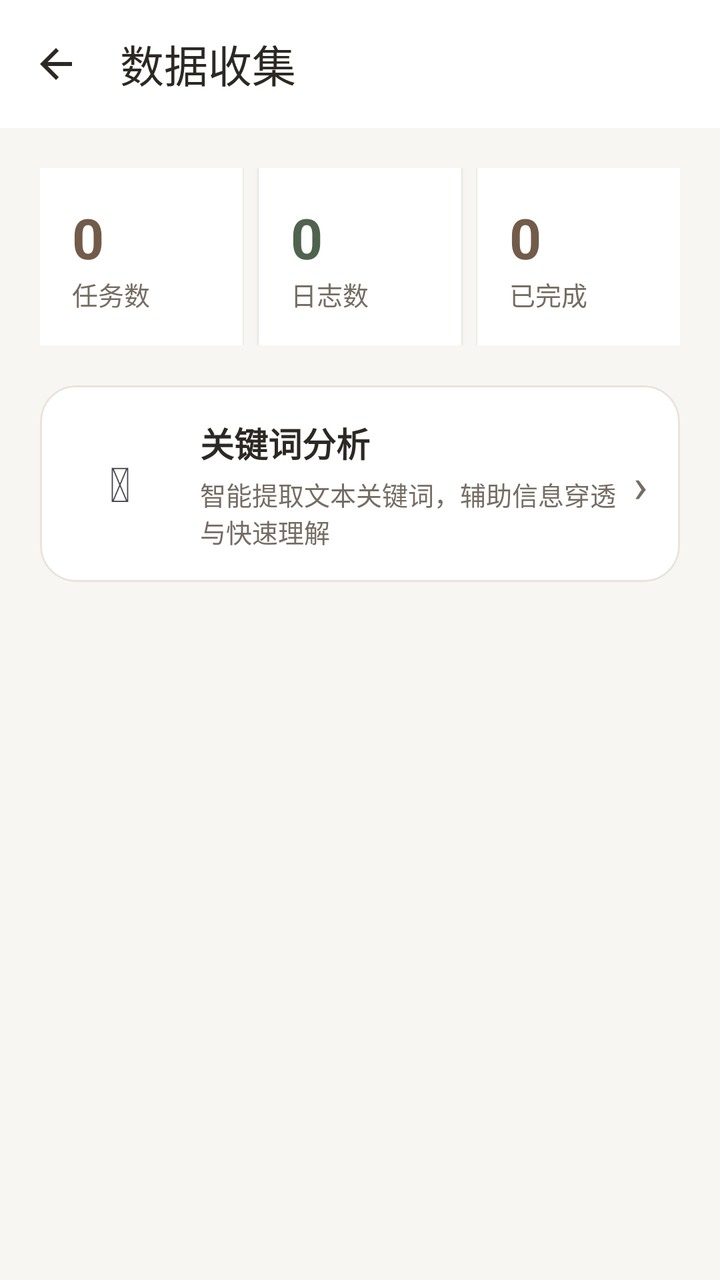
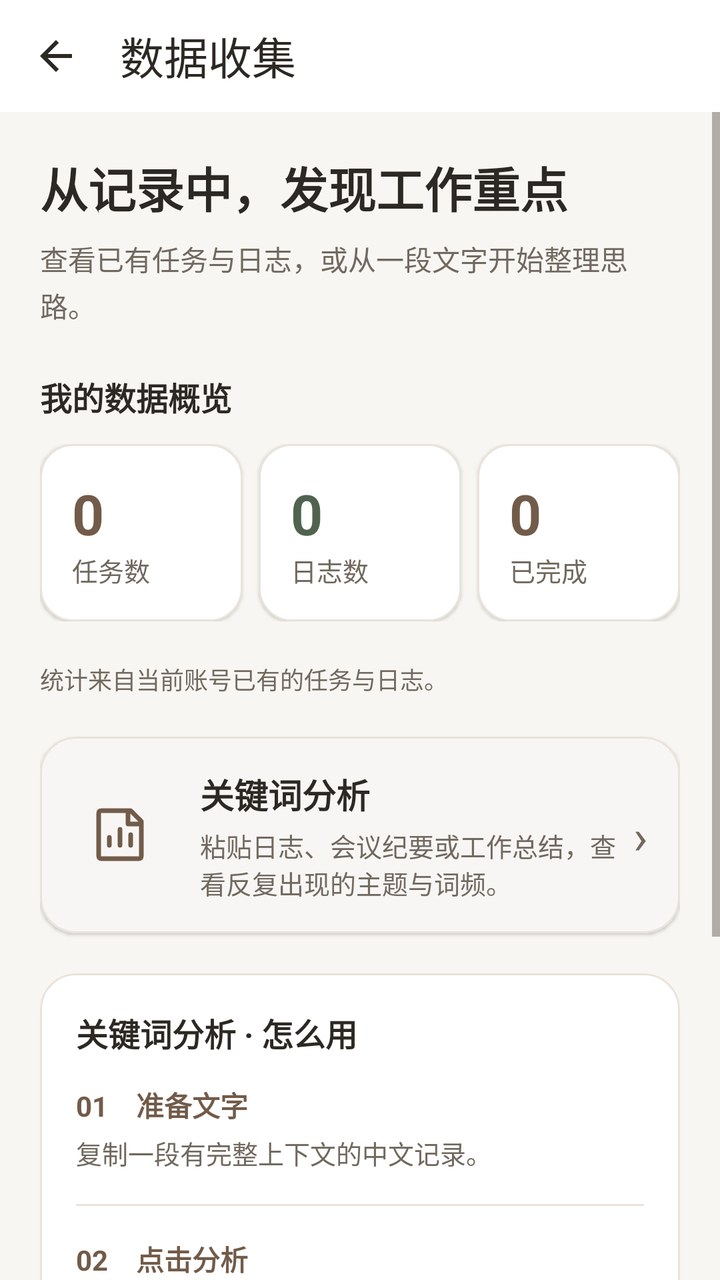

The first picture is an Android layout as it rendered before a commit; the second is the same layout after the commit. The layout source and the unified diff follow.
<!-- AndroidManifest.xml: application theme Theme.Project_Pandora -->
<!-- res/layout/activity_data_collect.xml -->
<?xml version="1.0" encoding="utf-8"?>
<layout xmlns:android="http://schemas.android.com/apk/res/android"
    xmlns:app="http://schemas.android.com/apk/res-auto">

    <data>

    </data>

    <androidx.constraintlayout.widget.ConstraintLayout
        android:layout_width="match_parent"
        android:layout_height="match_parent"
        android:background="@color/color_bg_page">

        <com.google.android.material.appbar.MaterialToolbar
            android:id="@+id/toolbar"
            android:layout_width="match_parent"
            android:layout_height="wrap_content"
            android:background="@color/color_surface"
            app:title="数据收集"
            app:titleTextColor="@color/color_text_primary"
            app:navigationIcon="@drawable/ic_back"
            app:layout_constraintTop_toTopOf="parent"
            style="@style/Widget.Pandora.Toolbar"
            app:navigationIconTint="@color/color_text_primary"
            android:elevation="0dp" />

        <LinearLayout
            android:layout_width="match_parent"
            android:layout_height="0dp"
            android:orientation="vertical"
            android:padding="20dp"
            app:layout_constraintTop_toBottomOf="@id/toolbar"
            app:layout_constraintBottom_toBottomOf="parent">

            <LinearLayout
                android:layout_width="match_parent"
                android:layout_height="wrap_content"
                android:orientation="horizontal"
                android:weightSum="3"
                android:layout_marginBottom="20dp">

                <LinearLayout
                    android:layout_width="0dp"
                    android:layout_height="wrap_content"
                    android:layout_weight="1"
                    android:orientation="vertical"
                    android:background="@color/color_surface"
                    android:padding="16dp"
                    android:layout_marginEnd="8dp"
                    android:elevation="1dp">

                    <TextView
                        android:id="@+id/textTaskCount"
                        android:layout_width="wrap_content"
                        android:layout_height="wrap_content"
                        android:text="0"
                        android:textSize="28sp"
                        android:textStyle="bold"
                        android:textColor="@color/color_accent" />

                    <TextView
                        android:layout_width="wrap_content"
                        android:layout_height="wrap_content"
                        android:text="任务数"
                        android:textSize="13sp"
                        android:textColor="@color/color_text_secondary" />

                </LinearLayout>

                <LinearLayout
                    android:layout_width="0dp"
                    android:layout_height="wrap_content"
                    android:layout_weight="1"
                    android:orientation="vertical"
                    android:background="@color/color_surface"
                    android:padding="16dp"
                    android:layout_marginEnd="8dp"
                    android:elevation="1dp">

                    <TextView
                        android:id="@+id/textLogCount"
                        android:layout_width="wrap_content"
                        android:layout_height="wrap_content"
                        android:text="0"
                        android:textSize="28sp"
                        android:textStyle="bold"
                        android:textColor="@color/color_success" />

                    <TextView
                        android:layout_width="wrap_content"
                        android:layout_height="wrap_content"
                        android:text="日志数"
                        android:textSize="13sp"
                        android:textColor="@color/color_text_secondary" />

                </LinearLayout>

                <LinearLayout
                    android:layout_width="0dp"
                    android:layout_height="wrap_content"
                    android:layout_weight="1"
                    android:orientation="vertical"
                    android:background="@color/color_surface"
                    android:padding="16dp"
                    android:elevation="1dp">

                    <TextView
                        android:id="@+id/textCompletedCount"
                        android:layout_width="wrap_content"
                        android:layout_height="wrap_content"
                        android:text="0"
                        android:textSize="28sp"
                        android:textStyle="bold"
                        android:textColor="@color/color_accent" />

                    <TextView
                        android:layout_width="wrap_content"
                        android:layout_height="wrap_content"
                        android:text="已完成"
                        android:textSize="13sp"
                        android:textColor="@color/color_text_secondary" />

                </LinearLayout>

            </LinearLayout>

            <com.google.android.material.card.MaterialCardView
                android:id="@+id/btnKeywordAnalysis"
                android:layout_width="match_parent"
                android:layout_height="wrap_content"
                app:cardCornerRadius="18dp"
                app:cardElevation="0dp"
                android:clickable="true"
                android:focusable="true"
                app:cardBackgroundColor="@color/color_surface">

                <LinearLayout
                    android:layout_width="match_parent"
                    android:layout_height="wrap_content"
                    android:orientation="horizontal"
                    android:gravity="center_vertical"
                    android:padding="16dp">

                    <TextView
                        android:layout_width="48dp"
                        android:layout_height="48dp"
                        android:text="&#x1F50D;"
                        android:textSize="24sp"
                        android:gravity="center"
                        android:layout_marginEnd="16dp" />

                    <LinearLayout
                        android:layout_width="0dp"
                        android:layout_height="wrap_content"
                        android:layout_weight="1"
                        android:orientation="vertical">

                        <TextView
                            android:layout_width="wrap_content"
                            android:layout_height="wrap_content"
                            android:text="关键词分析"
                            android:textSize="17sp"
                            android:textStyle="bold"
                            android:textColor="@color/color_text_primary" />

                        <TextView
                            android:layout_width="wrap_content"
                            android:layout_height="wrap_content"
                            android:text="智能提取文本关键词，辅助信息穿透与快速理解"
                            android:textSize="13sp"
                            android:textColor="@color/color_text_secondary"
                            android:layout_marginTop="4dp" />

                    </LinearLayout>

                    <TextView
                        android:layout_width="wrap_content"
                        android:layout_height="wrap_content"
                        android:text="›"
                        android:textSize="24sp"
                        android:textColor="@color/color_text_secondary" />

                </LinearLayout>
            </com.google.android.material.card.MaterialCardView>

        </LinearLayout>

    </androidx.constraintlayout.widget.ConstraintLayout>
</layout>
<!-- resources referenced by this layout -->
<resources>
  <color name="color_accent">#725B49</color>
  <color name="color_bg_page">#F8F6F2</color>
  <color name="color_success">#50634F</color>
  <color name="color_surface">#FFFFFF</color>
  <color name="color_text_primary">#2C2823</color>
  <color name="color_text_secondary">#756D63</color>
  <style name="Widget.Pandora.Toolbar" parent="Widget.Material3.Toolbar">
          <item name="android:background">@color/color_surface</item>
          <item name="android:minHeight">64dp</item>
          <item name="android:elevation">0dp</item>
          <item name="titleTextAppearance">@style/TextAppearance.Pandora.Title</item>
          <item name="titleTextColor">@color/color_text_primary</item>
          <item name="subtitleTextColor">@color/color_text_secondary</item>
          <item name="navigationIconTint">@color/color_text_primary</item>
          <item name="contentInsetStart">20dp</item>
          <item name="contentInsetEnd">16dp</item>
      </style>
  <style name="Theme.Project_Pandora" parent="Base.Theme.Project_Pandora" />
  <color name="color_on_accent">#FFFFFF</color>
  <color name="color_accent_soft">#EEE6DC</color>
  <color name="color_surface_soft">#F3EFE8</color>
  <color name="color_border_strong">#BDB0A0</color>
  <color name="color_divider">#E9E3DA</color>
  <color name="color_error">#A1473A</color>
  <color name="color_error_surface">#F8EAE5</color>
  <style name="TextAppearance.Pandora.BodySmall" parent="TextAppearance.Material3.BodyMedium">
          <item name="android:textSize">14sp</item>
          <item name="android:textColor">@color/color_text_secondary</item>
      </style>
  <style name="Widget.Pandora.Button" parent="Widget.Material3.Button">
          <item name="cornerRadius">14dp</item>
          <item name="android:minHeight">52dp</item>
          <item name="android:textAppearance">@style/TextAppearance.Pandora.Label</item>
          <item name="android:textAllCaps">false</item>
          <item name="android:stateListAnimator">@null</item>
      </style>
  <style name="Widget.Pandora.Button.Outlined" parent="Widget.Material3.Button.OutlinedButton">
          <item name="cornerRadius">14dp</item>
          <item name="strokeColor">@color/color_border_strong</item>
          <item name="android:minHeight">48dp</item>
          <item name="android:textAppearance">@style/TextAppearance.Pandora.Label</item>
          <item name="android:textAllCaps">false</item>
      </style>
  <style name="Widget.Pandora.LegacyCard" parent="CardView">
          <item name="cardBackgroundColor">@color/color_surface</item>
          <item name="cardCornerRadius">18dp</item>
          <item name="cardElevation">1dp</item>
      </style>
  <style name="Widget.Pandora.NavIndicator" parent="Widget.Material3.BottomNavigationView.ActiveIndicator">
          <item name="android:color">@color/color_accent_soft</item>
      </style>
  <!-- unchanged entries left out for length: 12 -->
</resources>

<!-- the commit's change to res/layout/activity_data_collect.xml (unified diff, before → after) -->
@@ -24,13 +24,18 @@
             app:navigationIconTint="@color/color_text_primary"
             android:elevation="0dp" />
 
-        <LinearLayout
+        <ScrollView
             android:layout_width="match_parent"
             android:layout_height="0dp"
-            android:orientation="vertical"
-            android:padding="20dp"
+            android:fillViewport="true"
+            android:clipToPadding="false"
             app:layout_constraintTop_toBottomOf="@id/toolbar"
             app:layout_constraintBottom_toBottomOf="parent">
+        <LinearLayout android:layout_width="match_parent" android:layout_height="wrap_content" android:orientation="vertical" android:padding="20dp">
+
+            <TextView android:layout_width="match_parent" android:layout_height="wrap_content" android:text="从记录中，发现工作重点" android:textSize="24sp" android:textStyle="bold" android:textColor="@color/color_text_primary" />
+            <TextView android:layout_width="match_parent" android:layout_height="wrap_content" android:layout_marginTop="8dp" android:layout_marginBottom="24dp" android:text="查看已有任务与日志，或从一段文字开始整理思路。" android:textSize="14sp" android:lineSpacingExtra="3dp" android:textColor="@color/color_text_secondary" />
+            <TextView android:layout_width="match_parent" android:layout_height="wrap_content" android:text="我的数据概览" android:textSize="16sp" android:textStyle="bold" android:textColor="@color/color_text_primary" android:layout_marginBottom="12dp" />
 
             <LinearLayout
                 android:layout_width="match_parent"
@@ -44,7 +49,7 @@
                     android:layout_height="wrap_content"
                     android:layout_weight="1"
                     android:orientation="vertical"
-                    android:background="@color/color_surface"
+                    android:background="@drawable/bg_data_stat"
                     android:padding="16dp"
                     android:layout_marginEnd="8dp"
                     android:elevation="1dp">
@@ -72,7 +77,7 @@
                     android:layout_height="wrap_content"
                     android:layout_weight="1"
                     android:orientation="vertical"
-                    android:background="@color/color_surface"
+                    android:background="@drawable/bg_data_stat"
                     android:padding="16dp"
                     android:layout_marginEnd="8dp"
                     android:elevation="1dp">
@@ -100,7 +105,7 @@
                     android:layout_height="wrap_content"
                     android:layout_weight="1"
                     android:orientation="vertical"
-                    android:background="@color/color_surface"
+                    android:background="@drawable/bg_data_stat"
                     android:padding="16dp"
                     android:elevation="1dp">
 
@@ -123,13 +128,17 @@
                 </LinearLayout>
 
             </LinearLayout>
+
+            <TextView android:id="@+id/textDataState" android:layout_width="match_parent" android:layout_height="wrap_content" android:text="统计来自当前账号已有的任务与日志。" android:textSize="12sp" android:textColor="@color/color_text_secondary" android:layout_marginBottom="20dp" android:accessibilityLiveRegion="polite" />
 
             <com.google.android.material.card.MaterialCardView
                 android:id="@+id/btnKeywordAnalysis"
                 android:layout_width="match_parent"
                 android:layout_height="wrap_content"
                 app:cardCornerRadius="18dp"
-                app:cardElevation="0dp"
+                app:cardElevation="1dp"
+                app:strokeWidth="1dp"
+                app:strokeColor="@color/color_divider"
                 android:clickable="true"
                 android:focusable="true"
                 app:cardBackgroundColor="@color/color_surface">
@@ -141,12 +150,12 @@
                     android:gravity="center_vertical"
                     android:padding="16dp">
 
-                    <TextView
+                    <ImageView
                         android:layout_width="48dp"
                         android:layout_height="48dp"
-                        android:text="&#x1F50D;"
-                        android:textSize="24sp"
-                        android:gravity="center"
+                        android:src="@drawable/ic_data_outline"
+                        android:padding="8dp"
+                        android:importantForAccessibility="no"
                         android:layout_marginEnd="16dp" />
 
                     <LinearLayout
@@ -166,7 +175,7 @@
                         <TextView
                             android:layout_width="wrap_content"
                             android:layout_height="wrap_content"
-                            android:text="智能提取文本关键词，辅助信息穿透与快速理解"
+                            android:text="粘贴日志、会议纪要或工作总结，查看反复出现的主题与词频。"
                             android:textSize="13sp"
                             android:textColor="@color/color_text_secondary"
                             android:layout_marginTop="4dp" />
@@ -183,7 +192,23 @@
                 </LinearLayout>
             </com.google.android.material.card.MaterialCardView>
 
+            <com.google.android.material.card.MaterialCardView android:layout_width="match_parent" android:layout_height="wrap_content" android:layout_marginTop="20dp" app:cardBackgroundColor="@color/color_surface" app:cardCornerRadius="18dp" app:strokeWidth="1dp" app:strokeColor="@color/color_divider" app:cardElevation="0dp">
+                <LinearLayout android:layout_width="match_parent" android:layout_height="wrap_content" android:orientation="vertical" android:padding="18dp">
+                    <TextView android:layout_width="match_parent" android:layout_height="wrap_content" android:text="关键词分析 · 怎么用" android:textSize="16sp" android:textStyle="bold" android:textColor="@color/color_text_primary" android:layout_marginBottom="14dp" />
+                    <TextView android:layout_width="match_parent" android:layout_height="wrap_content" android:text="01　准备文字" android:textSize="14sp" android:textStyle="bold" android:textColor="@color/color_accent" />
+                    <TextView android:layout_width="match_parent" android:layout_height="wrap_content" android:text="复制一段有完整上下文的中文记录。" android:textSize="13sp" android:textColor="@color/color_text_secondary" android:layout_marginTop="4dp" android:layout_marginBottom="16dp" />
+                    <View android:layout_width="match_parent" android:layout_height="1dp" android:background="@color/color_divider" />
+                    <TextView android:layout_width="match_parent" android:layout_height="wrap_content" android:text="02　点击分析" android:textSize="14sp" android:textStyle="bold" android:textColor="@color/color_accent" android:layout_marginTop="16dp" />
+                    <TextView android:layout_width="match_parent" android:layout_height="wrap_content" android:text="进入上方入口，粘贴文本后开始分析。" android:textSize="13sp" android:textColor="@color/color_text_secondary" android:layout_marginTop="4dp" android:layout_marginBottom="16dp" />
+                    <View android:layout_width="match_parent" android:layout_height="1dp" android:background="@color/color_divider" />
+                    <TextView android:layout_width="match_parent" android:layout_height="wrap_content" android:text="03　发现重点" android:textSize="14sp" android:textStyle="bold" android:textColor="@color/color_accent" android:layout_marginTop="16dp" />
+                    <TextView android:layout_width="match_parent" android:layout_height="wrap_content" android:text="结合关键词、出现次数和分析过程，回看记录中的重点。短文本没有重复词时，结果可能为空。" android:textSize="13sp" android:lineSpacingExtra="3dp" android:textColor="@color/color_text_secondary" android:layout_marginTop="4dp" />
+                </LinearLayout>
+            </com.google.android.material.card.MaterialCardView>
+            <TextView android:layout_width="match_parent" android:layout_height="wrap_content" android:layout_marginTop="16dp" android:padding="14dp" android:background="@drawable/bg_data_stat" android:text="可以这样试试：粘贴一周工作总结，看看“项目进度”“客户沟通”等主题出现了多少次。" android:textSize="13sp" android:lineSpacingExtra="3dp" android:textColor="@color/color_text_secondary" />
+
         </LinearLayout>
+        </ScrollView>
 
     </androidx.constraintlayout.widget.ConstraintLayout>
 </layout>
<!-- resource entries referenced after the edit -->
@@ -5,16 +5,29 @@
   <color name="color_success">#50634F</color>
   <color name="color_surface">#FFFFFF</color>
   <color name="color_text_primary">#2C2823</color>
-  <color name="color_text_secondary">#756D63</color>
+  <color name="color_text_secondary">#71695F</color>
+  <!-- drawable bg_data_stat (drawable) -->
+  <shape xmlns:android="http://schemas.android.com/apk/res/android" android:shape="rectangle">
+      <solid android:color="@color/color_surface" />
+      <corners android:radius="16dp" />
+      <stroke android:width="1dp" android:color="@color/color_divider" />
+  </shape>
+  <!-- drawable ic_data_outline (drawable) -->
+  <vector xmlns:android="http://schemas.android.com/apk/res/android"
+      android:width="24dp" android:height="24dp" android:viewportWidth="24" android:viewportHeight="24">
+      <path android:fillColor="@android:color/transparent" android:strokeColor="@color/color_accent"
+          android:strokeWidth="1.7" android:strokeLineCap="round" android:strokeLineJoin="round"
+          android:pathData="M5,3H16L20,7V20Q20,21 19,21H5Q4,21 4,20V4Q4,3 5,3 M15,3V8H20 M8,16V13 M12,16V10 M16,16V12" />
+  </vector>
   <style name="Widget.Pandora.Toolbar" parent="Widget.Material3.Toolbar">
           <item name="android:background">@color/color_surface</item>
-          <item name="android:minHeight">64dp</item>
+          <item name="android:minHeight">56dp</item>
           <item name="android:elevation">0dp</item>
           <item name="titleTextAppearance">@style/TextAppearance.Pandora.Title</item>
           <item name="titleTextColor">@color/color_text_primary</item>
           <item name="subtitleTextColor">@color/color_text_secondary</item>
           <item name="navigationIconTint">@color/color_text_primary</item>
-          <item name="contentInsetStart">20dp</item>
+          <item name="contentInsetStart">16dp</item>
           <item name="contentInsetEnd">16dp</item>
       </style>
   <style name="Theme.Project_Pandora" parent="Base.Theme.Project_Pandora" />
@@ -34,7 +47,7 @@
           <item name="android:minHeight">52dp</item>
           <item name="android:textAppearance">@style/TextAppearance.Pandora.Label</item>
           <item name="android:textAllCaps">false</item>
-          <item name="android:stateListAnimator">@null</item>
+          <item name="android:stateListAnimator">@animator/pandora_button_press</item>
       </style>
   <style name="Widget.Pandora.Button.Outlined" parent="Widget.Material3.Button.OutlinedButton">
           <item name="cornerRadius">14dp</item>
@@ -42,6 +55,7 @@
           <item name="android:minHeight">48dp</item>
           <item name="android:textAppearance">@style/TextAppearance.Pandora.Label</item>
           <item name="android:textAllCaps">false</item>
+          <item name="android:stateListAnimator">@animator/pandora_button_press</item>
       </style>
   <style name="Widget.Pandora.LegacyCard" parent="CardView">
           <item name="cardBackgroundColor">@color/color_surface</item>
